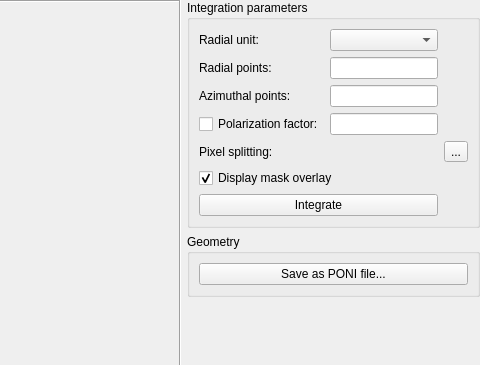
This is pyFAI/resources/gui/calibration-result.ui in silx-kit/pyFAI as Qt 5 draws it before an edit; both pictures show x 235 to 715 and y 0 to 365 of the 715 by 618 pixel window. The edited form follows.
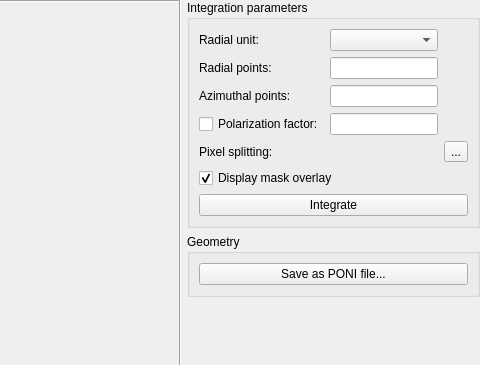
This is the edited form. Custom widgets are drawn as their Qt base class.

What changed in the file:
```diff
--- a/pyFAI/resources/gui/calibration-result.ui
+++ b/pyFAI/resources/gui/calibration-result.ui
@@ -49,13 +49,6 @@
            </property>
           </widget>
          </item>
-         <item row="6" column="1" colspan="2">
-          <widget class="ThreadPoolPushButton" name="_integrateButton">
-           <property name="text">
-            <string>Integrate</string>
-           </property>
-          </widget>
-         </item>
          <item row="1" column="2">
           <widget class="QuantityEdit" name="_radialPoints">
            <property name="sizePolicy">
@@ -154,6 +147,13 @@
            </property>
           </widget>
          </item>
+         <item row="6" column="1" colspan="3">
+          <widget class="ThreadPoolPushButton" name="_integrateButton">
+           <property name="text">
+            <string>Integrate</string>
+           </property>
+          </widget>
+         </item>
         </layout>
        </widget>
       </item>
```
